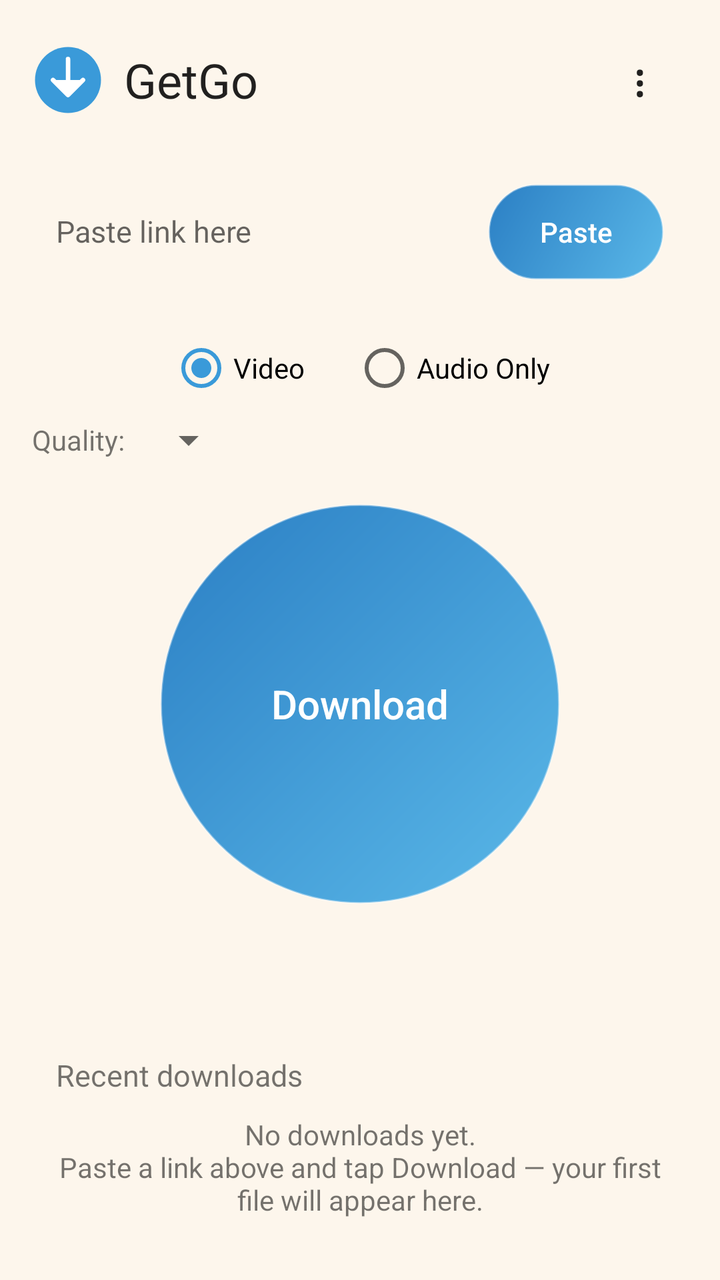
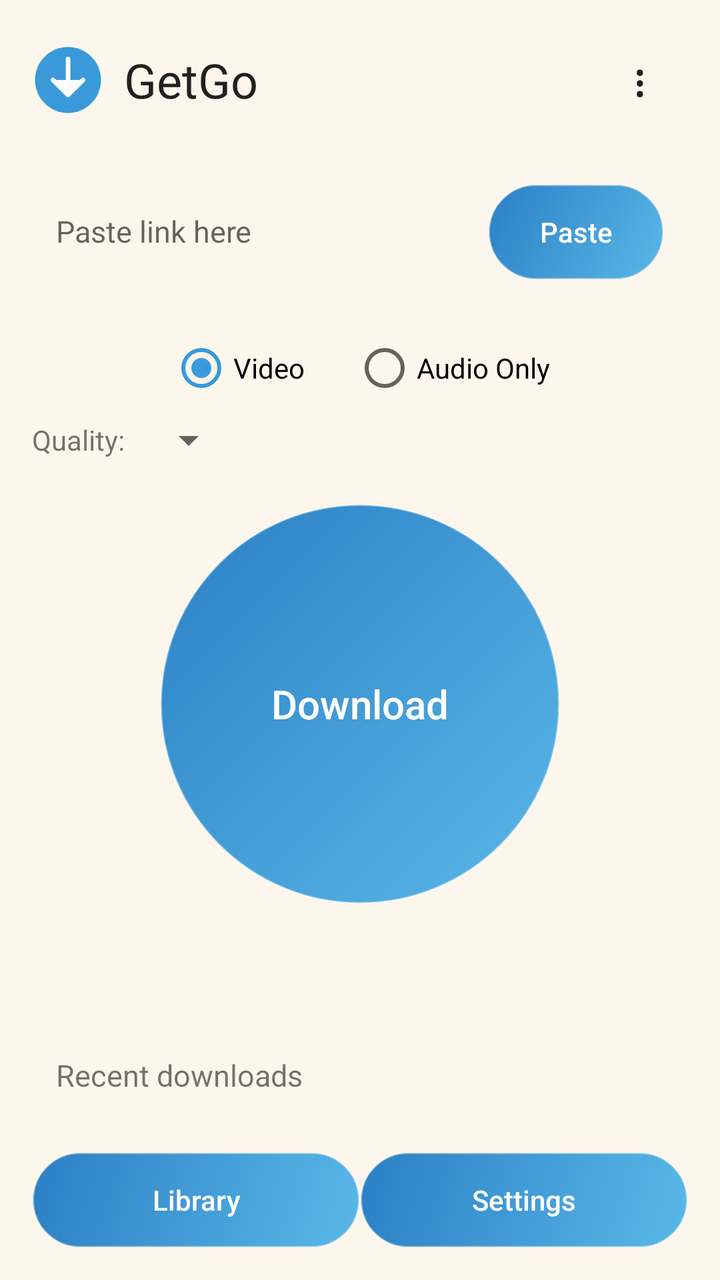

Two renders of the same Android screen: before a commit and after it. Below are the layout's source before the change and the commit's diff.
<!-- AndroidManifest.xml: application theme AppTheme -->
<!-- res/layout/activity_main.xml -->
<?xml version="1.0" encoding="utf-8"?>
<ScrollView xmlns:android="http://schemas.android.com/apk/res/android"
    android:id="@+id/scroll_view"
    android:layout_width="match_parent"
    android:layout_height="match_parent"
    android:fillViewport="true"
    android:scrollbars="none"
    android:fitsSystemWindows="true"
    android:padding="16dp">

    
    <LinearLayout
        android:layout_width="match_parent"
        android:layout_height="match_parent"
        android:orientation="vertical">

        <LinearLayout
            android:layout_width="match_parent"
            android:layout_height="wrap_content"
            android:orientation="horizontal"
            android:gravity="center_vertical"
            android:paddingBottom="16dp">
            <ImageView
                android:layout_width="36dp"
                android:layout_height="36dp"
                android:src="@drawable/ic_launcher"
                android:contentDescription="@string/app_name" />
            <TextView
                android:layout_width="0dp"
                android:layout_weight="1"
                android:layout_height="wrap_content"
                android:layout_marginStart="10dp"
                android:text="@string/app_name"
                android:textSize="24sp"
                android:textColor="?android:attr/textColorPrimary" />
            <TextView
                android:id="@+id/update_dot"
                android:layout_width="wrap_content"
                android:layout_height="wrap_content"
                android:text="●"
                android:textSize="10sp"
                android:textColor="#FF8C00"
                android:visibility="gone" />
            <Button
                android:id="@+id/menu_button"
                android:layout_width="48dp"
                android:layout_height="48dp"
                android:text="⋮"
                android:textSize="22sp"
                android:textAllCaps="false"
                android:background="@android:color/transparent" />
        </LinearLayout>

        <LinearLayout
            android:id="@+id/paste_card"
            android:layout_width="match_parent"
            android:layout_height="wrap_content"
            android:orientation="horizontal"
            android:padding="12dp">
            <EditText
                android:id="@+id/link_input"
                android:layout_width="0dp"
                android:layout_height="wrap_content"
                android:layout_weight="1"
                android:hint="@string/paste_hint"
                android:inputType="textUri"
                android:textSize="15sp"
                android:background="@android:color/transparent" />
            <Button
                android:id="@+id/paste_button"
                android:layout_width="wrap_content"
                android:layout_height="wrap_content"
                android:background="@drawable/pill_button"
                android:textColor="#FFFFFF"
                android:text="@string/paste"
                android:textAllCaps="false" />
        </LinearLayout>

        <RadioGroup
            android:id="@+id/mode_group"
            android:layout_width="match_parent"
            android:layout_height="wrap_content"
            android:orientation="horizontal"
            android:paddingTop="16dp"
            android:gravity="center">
            <RadioButton
                android:id="@+id/mode_video"
                android:layout_width="wrap_content"
                android:layout_height="wrap_content"
                android:text="@string/mode_video"
                android:checked="true" />
            <RadioButton
                android:id="@+id/mode_audio"
                android:layout_width="wrap_content"
                android:layout_height="wrap_content"
                android:layout_marginStart="24dp"
                android:text="@string/mode_audio" />
        </RadioGroup>

        <LinearLayout
            android:layout_width="match_parent"
            android:layout_height="wrap_content"
            android:orientation="horizontal"
            android:gravity="center_vertical"
            android:paddingTop="8dp">
            <TextView
                android:layout_width="wrap_content"
                android:layout_height="wrap_content"
                android:text="@string/quality_label"
                android:textSize="14sp" />
            <Spinner
                android:id="@+id/quality_spinner"
                android:layout_width="wrap_content"
                android:layout_height="wrap_content"
                android:layout_marginStart="8dp" />
        </LinearLayout>

        <LinearLayout
            android:layout_width="match_parent"
            android:layout_height="wrap_content"
            android:gravity="center"
            android:paddingTop="20dp"
            android:paddingBottom="8dp">
            <Button
                android:id="@+id/download_button"
                android:layout_width="200dp"
                android:layout_height="200dp"
                android:background="@drawable/circle_button"
                android:text="@string/download"
                android:textSize="20sp"
                android:textColor="#FFFFFF"
                android:textAllCaps="false" />
        </LinearLayout>

        <ProgressBar
            android:id="@+id/progress_bar"
            android:layout_width="match_parent"
            android:layout_height="wrap_content"
            style="?android:attr/progressBarStyleHorizontal"
            android:visibility="gone"
            android:max="100" />
        <TextView
            android:id="@+id/progress_text"
            android:layout_width="match_parent"
            android:layout_height="wrap_content"
            android:gravity="center"
            android:textSize="13sp"
            android:paddingTop="4dp" />
        <Button
            android:id="@+id/cancel_button"
            android:layout_width="wrap_content"
            android:layout_height="wrap_content"
            android:layout_gravity="center"
            android:background="@drawable/pill_button"
            android:textColor="#FFFFFF"
            android:text="@string/cancel"
            android:textAllCaps="false"
            android:visibility="gone" />
        <TextView
            android:id="@+id/status_text"
            android:layout_width="match_parent"
            android:layout_height="wrap_content"
            android:gravity="center"
            android:textSize="13sp"
            android:paddingTop="8dp"
            android:paddingBottom="8dp" />

        <LinearLayout
            android:id="@+id/recent_card"
            android:layout_width="match_parent"
            android:layout_height="wrap_content"
            android:orientation="vertical"
            android:padding="12dp">
            <TextView
                android:layout_width="wrap_content"
                android:layout_height="wrap_content"
                android:text="@string/recent_label"
                android:textSize="15sp" />
            <TextView
                android:id="@+id/recent_empty"
                android:layout_width="match_parent"
                android:layout_height="wrap_content"
                android:paddingTop="10dp"
                android:text="@string/recent_empty"
                android:textSize="14sp"
                android:gravity="center" />
            <LinearLayout
                android:id="@+id/recent_container"
                android:layout_width="match_parent"
                android:layout_height="wrap_content"
                android:orientation="horizontal"
                android:paddingTop="8dp" />
        </LinearLayout>

        <TextView
            android:layout_width="match_parent"
            android:layout_height="wrap_content"
            android:paddingTop="16dp"
            android:text="@string/legal_note"
            android:textSize="12sp"
            android:gravity="center" />

        <View
            android:layout_width="match_parent"
            android:layout_height="0dp"
            android:layout_weight="1" />

        <LinearLayout
            android:layout_width="match_parent"
            android:layout_height="wrap_content"
            android:orientation="horizontal"
            android:paddingTop="20dp"
            android:paddingBottom="8dp">
            <Button
                android:id="@+id/nav_downloads"
                android:layout_width="0dp"
                android:layout_height="wrap_content"
                android:layout_weight="1"
                android:background="@drawable/pill_button"
                android:textColor="#FFFFFF"
                android:text="@string/nav_downloads"
                android:textAllCaps="false" />
            <Button
                android:id="@+id/nav_settings"
                android:layout_width="0dp"
                android:layout_height="wrap_content"
                android:layout_weight="1"
                android:background="@drawable/pill_button"
                android:textColor="#FFFFFF"
                android:text="@string/nav_settings"
                android:textAllCaps="false" />
        </LinearLayout>
    </LinearLayout>
</ScrollView>
<!-- resources referenced by this layout -->
<resources>
  <!-- drawable circle_button (drawable) -->
  <?xml version="1.0" encoding="utf-8"?>
  <shape xmlns:android="http://schemas.android.com/apk/res/android"
      android:shape="oval">
      <gradient
          android:angle="135"
          android:startColor="#5AB8E8"
          android:endColor="#2B7FC4"
          android:type="linear" />
      <stroke android:width="1dp" android:color="#66FFFFFF" />
  </shape>
  <!-- drawable ic_launcher (drawable) -->
  <?xml version="1.0" encoding="utf-8"?>
  <vector xmlns:android="http://schemas.android.com/apk/res/android"
      android:width="48dp"
      android:height="48dp"
      android:viewportWidth="48"
      android:viewportHeight="48">
      <path
          android:fillColor="#3A9AD9"
          android:pathData="M24,2a22,22 0,1 0,0 44a22,22 0,1 0,0 -44z" />
      <path
          android:fillColor="#FFFFFF"
          android:pathData="M24,10v18M14,24l10,10 10,-10"
          android:strokeColor="#FFFFFF"
          android:strokeWidth="3"
          android:strokeLineCap="round"
          android:strokeLineJoin="round" />
  </vector>
  <!-- drawable pill_button (drawable) -->
  <?xml version="1.0" encoding="utf-8"?>
  <shape xmlns:android="http://schemas.android.com/apk/res/android"
      android:shape="rectangle">
      <gradient
          android:angle="135"
          android:startColor="#5AB8E8"
          android:endColor="#2B7FC4"
          android:type="linear" />
      <stroke android:width="1dp" android:color="#66FFFFFF" />
      <corners android:radius="28dp" />
  </shape>
  <string name="app_name">GetGo</string>
  <string name="cancel">Cancel</string>
  <string name="download">Download</string>
  <string name="legal_note">Download only content you have the right to save. GetGo does not break DRM or paywalls, and does not download paid courses you did not buy.</string>
  <string name="mode_audio">Audio Only</string>
  <string name="mode_video">Video</string>
  <string name="nav_downloads">Library</string>
  <string name="nav_settings">Settings</string>
  <string name="paste">Paste</string>
  <string name="paste_hint">Paste link here</string>
  <string name="quality_label">Quality:</string>
  <string name="recent_empty">No downloads yet.\nPaste a link above and tap Download — your first file will appear here.</string>
  <string name="recent_label">Recent downloads</string>
  <style name="AppTheme" parent="android:Theme.Material.Light.NoActionBar">
          <item name="android:windowBackground">@color/bg_light</item>
          <item name="android:colorAccent">@color/accent</item>
      </style>
  <color name="bg_light">#FDF6EC</color>
  <color name="accent">#3A9AD9</color>
</resources>

<!-- the commit's change to res/layout/activity_main.xml (unified diff, before → after) -->
@@ -1,17 +1,22 @@
 <?xml version="1.0" encoding="utf-8"?>
-<ScrollView xmlns:android="http://schemas.android.com/apk/res/android"
-    android:id="@+id/scroll_view"
+<LinearLayout xmlns:android="http://schemas.android.com/apk/res/android"
     android:layout_width="match_parent"
     android:layout_height="match_parent"
-    android:fillViewport="true"
-    android:scrollbars="none"
-    android:fitsSystemWindows="true"
-    android:padding="16dp">
-
-    
+    android:orientation="vertical"
+    android:fitsSystemWindows="true">
+
+    <ScrollView
+        android:id="@+id/scroll_view"
+        android:layout_width="match_parent"
+        android:layout_height="0dp"
+        android:layout_weight="1"
+        android:fillViewport="true"
+        android:scrollbars="none"
+        android:padding="16dp">
+
     <LinearLayout
         android:layout_width="match_parent"
-        android:layout_height="match_parent"
+        android:layout_height="wrap_content"
         android:orientation="vertical">
 
         <LinearLayout
@@ -200,35 +205,34 @@
             android:textSize="12sp"
             android:gravity="center" />
 
-        <View
-            android:layout_width="match_parent"
-            android:layout_height="0dp"
-            android:layout_weight="1" />
-
-        <LinearLayout
-            android:layout_width="match_parent"
-            android:layout_height="wrap_content"
-            android:orientation="horizontal"
-            android:paddingTop="20dp"
-            android:paddingBottom="8dp">
-            <Button
-                android:id="@+id/nav_downloads"
-                android:layout_width="0dp"
-                android:layout_height="wrap_content"
-                android:layout_weight="1"
-                android:background="@drawable/pill_button"
-                android:textColor="#FFFFFF"
-                android:text="@string/nav_downloads"
-                android:textAllCaps="false" />
-            <Button
-                android:id="@+id/nav_settings"
-                android:layout_width="0dp"
-                android:layout_height="wrap_content"
-                android:layout_weight="1"
-                android:background="@drawable/pill_button"
-                android:textColor="#FFFFFF"
-                android:text="@string/nav_settings"
-                android:textAllCaps="false" />
-        </LinearLayout>
     </LinearLayout>
-</ScrollView>
+    </ScrollView>
+
+    <LinearLayout
+        android:layout_width="match_parent"
+        android:layout_height="wrap_content"
+        android:orientation="horizontal"
+        android:paddingStart="16dp"
+        android:paddingEnd="16dp"
+        android:paddingTop="4dp"
+        android:paddingBottom="16dp">
+        <Button
+            android:id="@+id/nav_downloads"
+            android:layout_width="0dp"
+            android:layout_height="wrap_content"
+            android:layout_weight="1"
+            android:background="@drawable/pill_button"
+            android:textColor="#FFFFFF"
+            android:text="@string/nav_downloads"
+            android:textAllCaps="false" />
+        <Button
+            android:id="@+id/nav_settings"
+            android:layout_width="0dp"
+            android:layout_height="wrap_content"
+            android:layout_weight="1"
+            android:background="@drawable/pill_button"
+            android:textColor="#FFFFFF"
+            android:text="@string/nav_settings"
+            android:textAllCaps="false" />
+    </LinearLayout>
+</LinearLayout>
